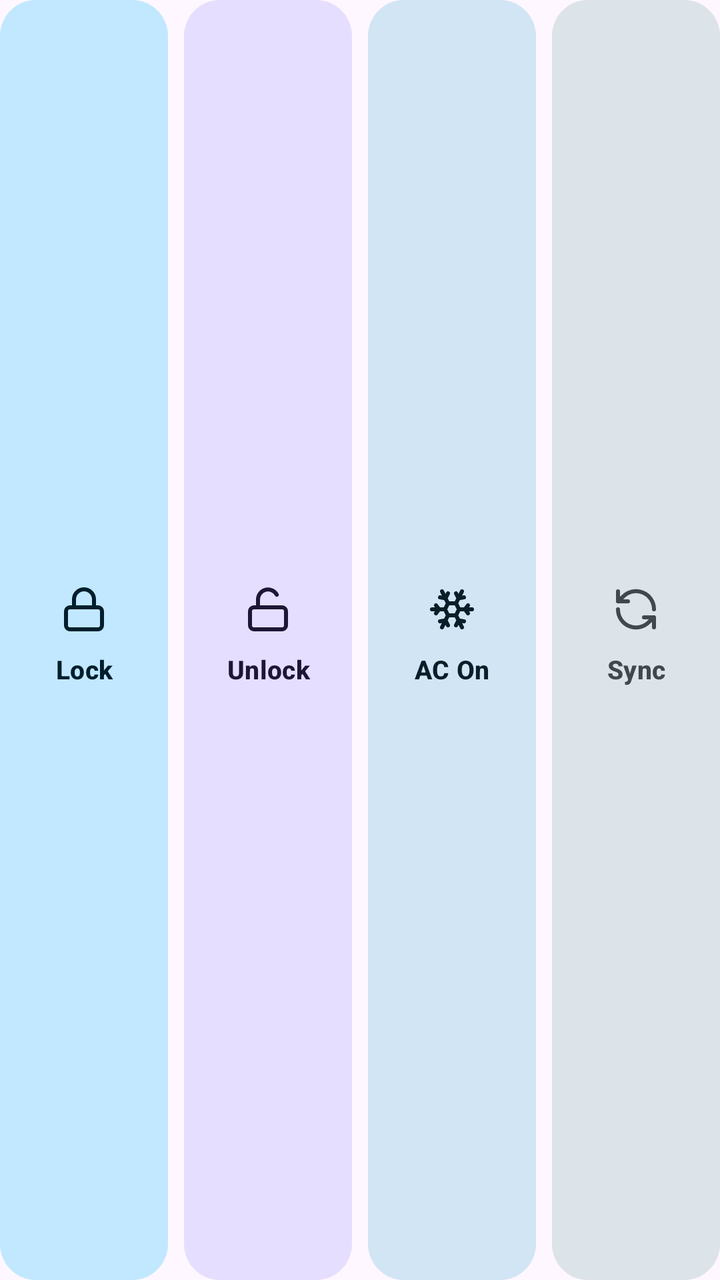
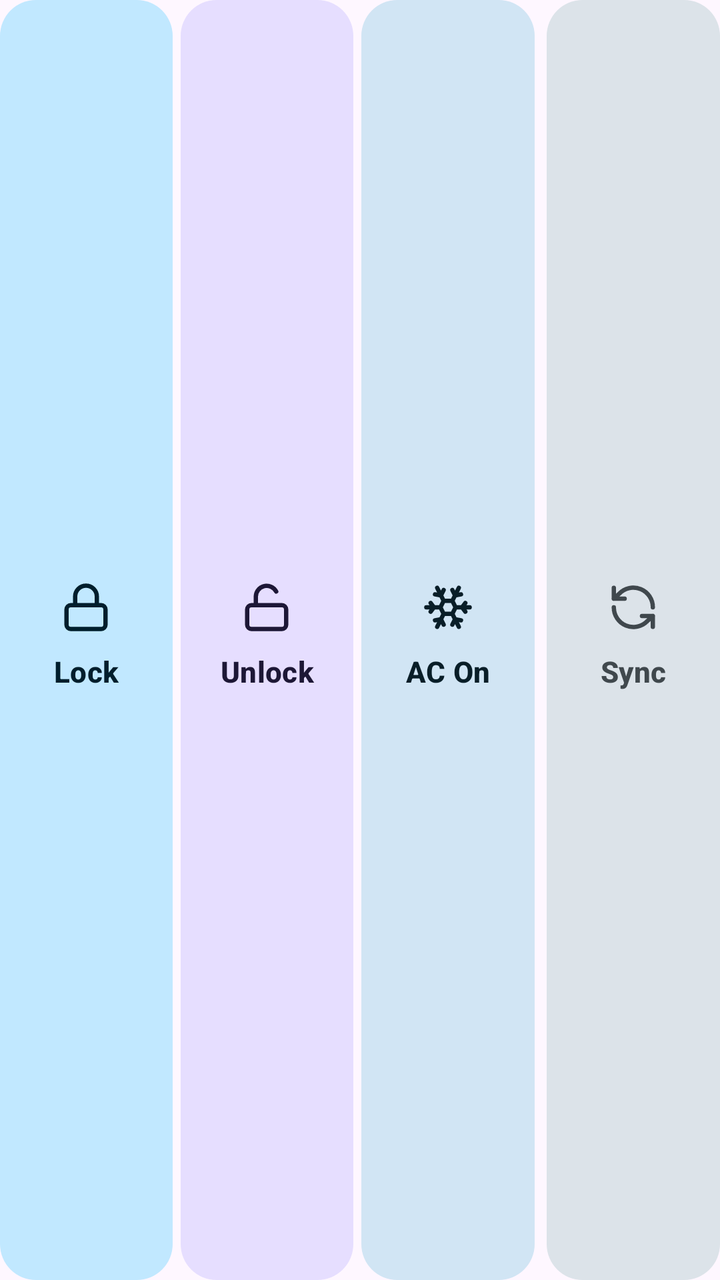

The first picture is an Android layout as it rendered before a commit; the second is the same layout after the commit. The layout source and the unified diff follow.
<!-- AndroidManifest.xml: application theme Theme.BydWatch -->
<!-- res/layout/include_widget_4x3_actions.xml -->
<?xml version="1.0" encoding="utf-8"?>
<LinearLayout xmlns:android="http://schemas.android.com/apk/res/android"
    android:layout_width="match_parent"
    android:layout_height="68dp"
    android:orientation="horizontal">

    <LinearLayout
        android:id="@+id/tileWidgetLock"
        android:layout_width="0dp"
        android:layout_height="match_parent"
        android:layout_marginEnd="4dp"
        android:layout_weight="1"
        android:background="@drawable/bg_widget_btn_primary"
        android:gravity="center"
        android:orientation="vertical"
        android:paddingHorizontal="4dp">

        <ImageView
            android:id="@+id/ivWidgetLock"
            android:layout_width="24dp"
            android:layout_height="24dp"
            android:layout_marginBottom="5dp"
            android:importantForAccessibility="no"
            android:src="@drawable/ic_slot_lock"
            android:tint="@color/widget_on_primary_container" />

        <Button
            android:id="@+id/btnWidgetLock"
            android:layout_width="match_parent"
            android:layout_height="wrap_content"
            android:background="@android:color/transparent"
            android:ellipsize="end"
            android:gravity="center"
            android:maxLines="1"
            android:minWidth="0dp"
            android:minHeight="0dp"
            android:padding="0dp"
            android:stateListAnimator="@null"
            android:text="Lock"
            android:textAllCaps="false"
            android:textColor="@color/widget_on_primary_container"
            android:textSize="13sp"
            android:textStyle="bold" />
    </LinearLayout>

    <LinearLayout
        android:id="@+id/tileWidgetUnlock"
        android:layout_width="0dp"
        android:layout_height="match_parent"
        android:layout_marginHorizontal="4dp"
        android:layout_weight="1"
        android:background="@drawable/bg_widget_btn_tertiary"
        android:gravity="center"
        android:orientation="vertical"
        android:paddingHorizontal="4dp">

        <ImageView
            android:id="@+id/ivWidgetUnlock"
            android:layout_width="24dp"
            android:layout_height="24dp"
            android:layout_marginBottom="5dp"
            android:importantForAccessibility="no"
            android:src="@drawable/ic_slot_unlock"
            android:tint="@color/widget_on_tertiary_container" />

        <Button
            android:id="@+id/btnWidgetUnlock"
            android:layout_width="match_parent"
            android:layout_height="wrap_content"
            android:background="@android:color/transparent"
            android:ellipsize="end"
            android:gravity="center"
            android:maxLines="1"
            android:minWidth="0dp"
            android:minHeight="0dp"
            android:padding="0dp"
            android:stateListAnimator="@null"
            android:text="Unlock"
            android:textAllCaps="false"
            android:textColor="@color/widget_on_tertiary_container"
            android:textSize="13sp"
            android:textStyle="bold" />
    </LinearLayout>

    <LinearLayout
        android:id="@+id/tileWidgetAc"
        android:layout_width="0dp"
        android:layout_height="match_parent"
        android:layout_marginHorizontal="4dp"
        android:layout_weight="1"
        android:background="@drawable/bg_widget_btn_secondary"
        android:gravity="center"
        android:orientation="vertical"
        android:paddingHorizontal="4dp">

        <ImageView
            android:id="@+id/ivWidgetAc"
            android:layout_width="24dp"
            android:layout_height="24dp"
            android:layout_marginBottom="5dp"
            android:importantForAccessibility="no"
            android:src="@drawable/ic_slot_ac"
            android:tint="@color/widget_on_secondary_container" />

        <Button
            android:id="@+id/btnWidgetAc"
            android:layout_width="match_parent"
            android:layout_height="wrap_content"
            android:background="@android:color/transparent"
            android:ellipsize="end"
            android:gravity="center"
            android:maxLines="1"
            android:minWidth="0dp"
            android:minHeight="0dp"
            android:padding="0dp"
            android:stateListAnimator="@null"
            android:text="AC On"
            android:textAllCaps="false"
            android:textColor="@color/widget_on_secondary_container"
            android:textSize="13sp"
            android:textStyle="bold" />
    </LinearLayout>

    <LinearLayout
        android:id="@+id/tileWidgetRefresh"
        android:layout_width="0dp"
        android:layout_height="match_parent"
        android:layout_marginStart="4dp"
        android:layout_weight="1"
        android:background="@drawable/bg_widget_btn_tonal"
        android:gravity="center"
        android:orientation="vertical"
        android:paddingHorizontal="4dp">

        <ImageView
            android:id="@+id/ivWidgetRefresh"
            android:layout_width="24dp"
            android:layout_height="24dp"
            android:layout_marginBottom="5dp"
            android:importantForAccessibility="no"
            android:src="@drawable/ic_slot_sync"
            android:tint="@color/widget_on_surface_variant" />

        <Button
            android:id="@+id/btnWidgetRefresh"
            android:layout_width="match_parent"
            android:layout_height="wrap_content"
            android:background="@android:color/transparent"
            android:ellipsize="end"
            android:gravity="center"
            android:maxLines="1"
            android:minWidth="0dp"
            android:minHeight="0dp"
            android:padding="0dp"
            android:stateListAnimator="@null"
            android:text="Sync"
            android:textAllCaps="false"
            android:textColor="@color/widget_on_surface_variant"
            android:textSize="13sp"
            android:textStyle="bold" />
    </LinearLayout>
</LinearLayout>
<!-- resources referenced by this layout -->
<resources>
  <color name="widget_on_primary_container">#002114</color>
  <color name="widget_on_secondary_container">#001E30</color>
  <color name="widget_on_surface_variant">#414944</color>
  <color name="widget_on_tertiary_container">#2B1700</color>
  <!-- drawable bg_widget_btn_primary (drawable) -->
  <?xml version="1.0" encoding="utf-8"?>
  <shape xmlns:android="http://schemas.android.com/apk/res/android"
      android:shape="rectangle">
      <solid android:color="@color/widget_primary_container" />
      <corners android:radius="18dp" />
  </shape>
  <!-- drawable bg_widget_btn_secondary (drawable) -->
  <?xml version="1.0" encoding="utf-8"?>
  <shape xmlns:android="http://schemas.android.com/apk/res/android"
      android:shape="rectangle">
      <solid android:color="@color/widget_secondary_container" />
      <corners android:radius="18dp" />
  </shape>
  <!-- drawable bg_widget_btn_tertiary (drawable) -->
  <?xml version="1.0" encoding="utf-8"?>
  <shape xmlns:android="http://schemas.android.com/apk/res/android"
      android:shape="rectangle">
      <solid android:color="@color/widget_tertiary_container" />
      <corners android:radius="18dp" />
  </shape>
  <!-- drawable bg_widget_btn_tonal (drawable) -->
  <?xml version="1.0" encoding="utf-8"?>
  <shape xmlns:android="http://schemas.android.com/apk/res/android"
      android:shape="rectangle">
      <solid android:color="@color/widget_surface_variant" />
      <corners android:radius="18dp" />
  </shape>
  <!-- drawable ic_slot_ac (drawable) -->
  <?xml version="1.0" encoding="utf-8"?>
  <vector xmlns:android="http://schemas.android.com/apk/res/android"
      android:width="24dp"
      android:height="24dp"
      android:viewportWidth="24"
      android:viewportHeight="24">
      <path
          android:fillColor="@android:color/transparent"
          android:strokeColor="#FFFFFF"
          android:strokeLineCap="round"
          android:strokeLineJoin="round"
          android:strokeWidth="2"
          android:pathData="M10,20l-1.25,-2.5L6,18 M10,4L8.75,6.5L6,6 M14,20l1.25,-2.5L18,18 M14,4l1.25,2.5L18,6 M17,21l-3,-6h-4 M17,3l-3,6l1.5,3 M2,12h6.5L10,9 M20,10l-1.5,2l1.5,2 M22,12h-6.5L14,15 M4,10l1.5,2L4,14 M7,21l3,-6l-1.5,-3 M7,3l3,6h4" />
  </vector>
  <!-- drawable ic_slot_sync (drawable) -->
  <?xml version="1.0" encoding="utf-8"?>
  <vector xmlns:android="http://schemas.android.com/apk/res/android"
      android:width="24dp"
      android:height="24dp"
      android:viewportWidth="24"
      android:viewportHeight="24">
      <path
          android:fillColor="@android:color/transparent"
          android:strokeColor="#FFFFFF"
          android:strokeLineCap="round"
          android:strokeLineJoin="round"
          android:strokeWidth="2"
          android:pathData="M21,12a9,9 0 0,0 -15.5,-6.3L3,8 M3,3v5h5 M3,12a9,9 0 0,0 15.5,6.3L21,16 M21,21v-5h-5" />
  </vector>
  <color name="widget_primary_container">#9FF2CE</color>
  <color name="widget_secondary_container">#CBE6FF</color>
  <color name="widget_tertiary_container">#FFE0B2</color>
  <color name="widget_surface_variant">#E3EBE6</color>
  <color name="accent_emerald">#006C4C</color>
  <color name="bg_obsidian">#F6F8F7</color>
  <color name="accent_cyan">#00658E</color>
  <style name="Widget.BydWatch.TextInputLayout" parent="Widget.Material3.TextInputLayout.OutlinedBox">
          <item name="boxCornerRadiusTopStart">16dp</item>
          <item name="boxCornerRadiusTopEnd">16dp</item>
          <item name="boxCornerRadiusBottomStart">16dp</item>
          <item name="boxCornerRadiusBottomEnd">16dp</item>
          <item name="boxStrokeWidth">1dp</item>
          <item name="boxStrokeWidthFocused">2dp</item>
      </style>
  <!-- unchanged entries left out for length: 3 -->
</resources>

<!-- the commit's change to res/layout/include_widget_4x3_actions.xml (unified diff, before → after) -->
@@ -1,14 +1,14 @@
 <?xml version="1.0" encoding="utf-8"?>
 <LinearLayout xmlns:android="http://schemas.android.com/apk/res/android"
     android:layout_width="match_parent"
-    android:layout_height="68dp"
+    android:layout_height="72dp"
     android:orientation="horizontal">
 
     <LinearLayout
         android:id="@+id/tileWidgetLock"
         android:layout_width="0dp"
         android:layout_height="match_parent"
-        android:layout_marginEnd="4dp"
+        android:layout_marginEnd="2dp"
         android:layout_weight="1"
         android:background="@drawable/bg_widget_btn_primary"
         android:gravity="center"
@@ -17,8 +17,8 @@
 
         <ImageView
             android:id="@+id/ivWidgetLock"
-            android:layout_width="24dp"
-            android:layout_height="24dp"
+            android:layout_width="26dp"
+            android:layout_height="26dp"
             android:layout_marginBottom="5dp"
             android:importantForAccessibility="no"
             android:src="@drawable/ic_slot_lock"
@@ -39,7 +39,7 @@
             android:text="Lock"
             android:textAllCaps="false"
             android:textColor="@color/widget_on_primary_container"
-            android:textSize="13sp"
+            android:textSize="14.5sp"
             android:textStyle="bold" />
     </LinearLayout>
 
@@ -47,7 +47,7 @@
         android:id="@+id/tileWidgetUnlock"
         android:layout_width="0dp"
         android:layout_height="match_parent"
-        android:layout_marginHorizontal="4dp"
+        android:layout_marginHorizontal="2dp"
         android:layout_weight="1"
         android:background="@drawable/bg_widget_btn_tertiary"
         android:gravity="center"
@@ -56,8 +56,8 @@
 
         <ImageView
             android:id="@+id/ivWidgetUnlock"
-            android:layout_width="24dp"
-            android:layout_height="24dp"
+            android:layout_width="26dp"
+            android:layout_height="26dp"
             android:layout_marginBottom="5dp"
             android:importantForAccessibility="no"
             android:src="@drawable/ic_slot_unlock"
@@ -78,7 +78,7 @@
             android:text="Unlock"
             android:textAllCaps="false"
             android:textColor="@color/widget_on_tertiary_container"
-            android:textSize="13sp"
+            android:textSize="14.5sp"
             android:textStyle="bold" />
     </LinearLayout>
 
@@ -86,7 +86,7 @@
         android:id="@+id/tileWidgetAc"
         android:layout_width="0dp"
         android:layout_height="match_parent"
-        android:layout_marginHorizontal="4dp"
+        android:layout_marginHorizontal="2dp"
         android:layout_weight="1"
         android:background="@drawable/bg_widget_btn_secondary"
         android:gravity="center"
@@ -95,8 +95,8 @@
 
         <ImageView
             android:id="@+id/ivWidgetAc"
-            android:layout_width="24dp"
-            android:layout_height="24dp"
+            android:layout_width="26dp"
+            android:layout_height="26dp"
             android:layout_marginBottom="5dp"
             android:importantForAccessibility="no"
             android:src="@drawable/ic_slot_ac"
@@ -117,7 +117,7 @@
             android:text="AC On"
             android:textAllCaps="false"
             android:textColor="@color/widget_on_secondary_container"
-            android:textSize="13sp"
+            android:textSize="14.5sp"
             android:textStyle="bold" />
     </LinearLayout>
 
@@ -134,8 +134,8 @@
 
         <ImageView
             android:id="@+id/ivWidgetRefresh"
-            android:layout_width="24dp"
-            android:layout_height="24dp"
+            android:layout_width="26dp"
+            android:layout_height="26dp"
             android:layout_marginBottom="5dp"
             android:importantForAccessibility="no"
             android:src="@drawable/ic_slot_sync"
@@ -156,7 +156,7 @@
             android:text="Sync"
             android:textAllCaps="false"
             android:textColor="@color/widget_on_surface_variant"
-            android:textSize="13sp"
+            android:textSize="14.5sp"
             android:textStyle="bold" />
     </LinearLayout>
 </LinearLayout>
